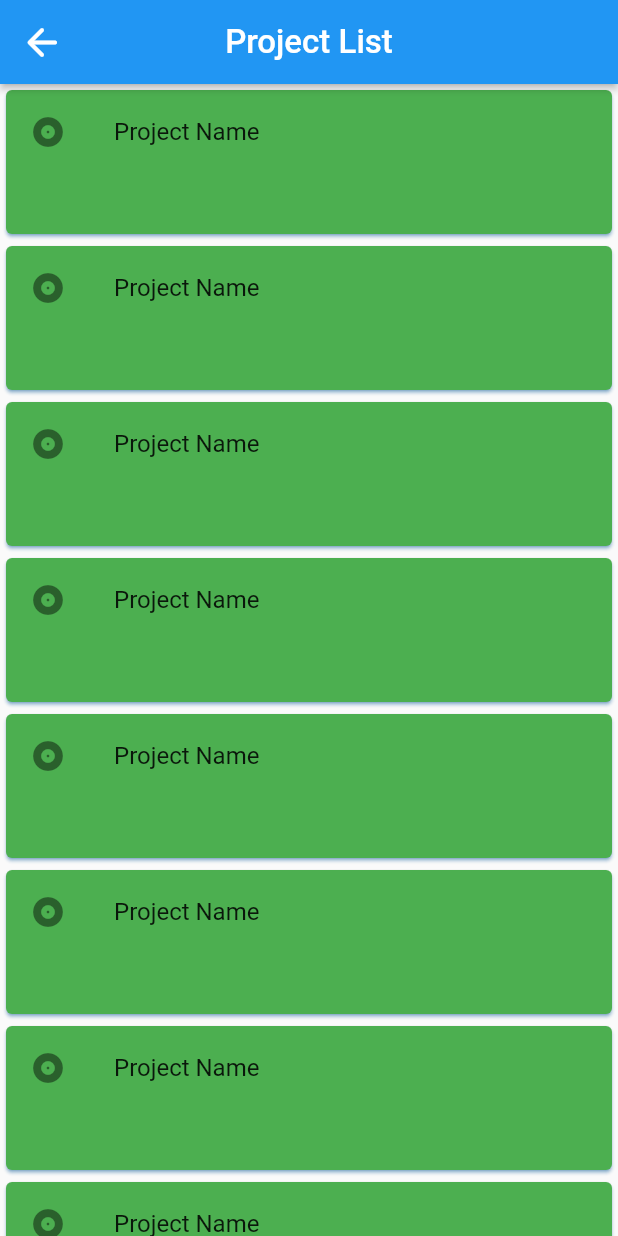
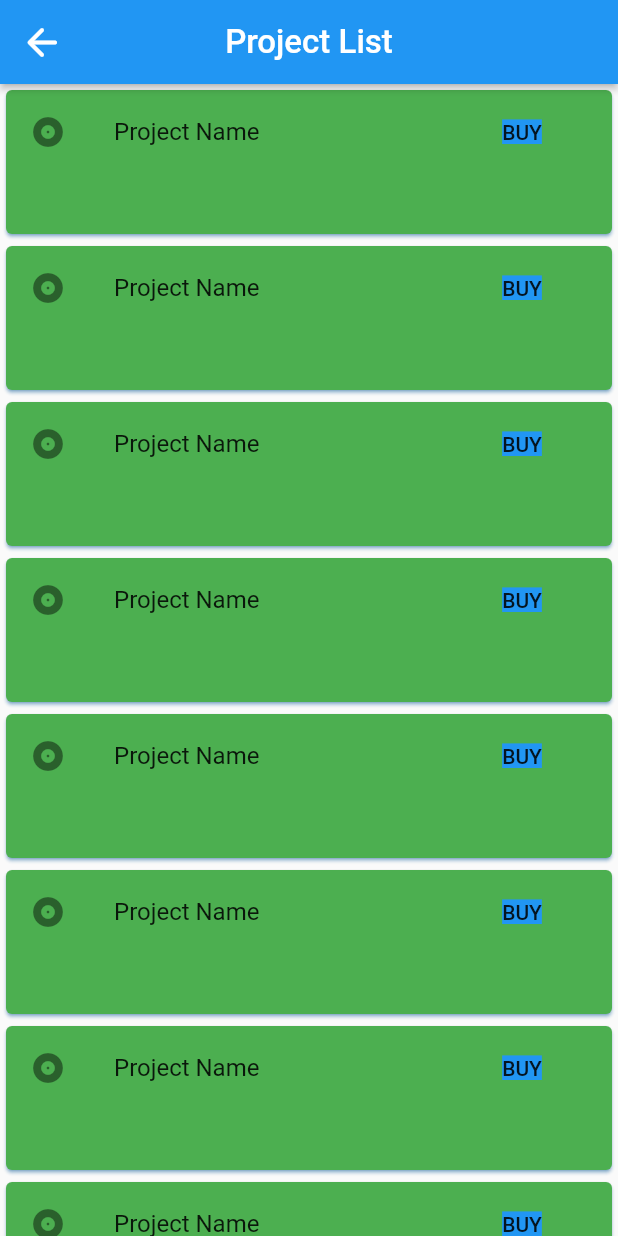
Before and after one commit to Kunalkadam179/sahaj_hackathon, a Flutter app: the CollegeList screen opened by its route, after a tap on "College Name", on a phone screen of 412 x 824 dp. Run offline on Flutter 3.47's test engine with Material 2 defaults, Android fonts, the phone set to English and light mode, and no system bars; our stand-ins replace flutter_rating_bar, get_storage, simple_animations, youtube_player_flutter; accounts and stored records are empty; Roboto replaces fonts that are missing (Poppins).

Commit message:
just few

```diff
--- a/lib/company/collegeList.dart
+++ b/lib/company/collegeList.dart
@@ -56,7 +56,7 @@ class _CollegeListState extends State<CollegeList> {
                         children: <Widget>[
                           ListTile(
                             onTap: (){
-                              Navigator.push(context, MaterialPageRoute(builder: (context) => ProjectList()));
+                              Navigator.push(context, MaterialPageRoute(builder: (context) => ProjectList(1)));
                             },
                             leading: Icon(Icons.album),
                             title: Text('College Name'),
--- a/lib/company/projectList.dart
+++ b/lib/company/projectList.dart
@@ -1,7 +1,10 @@
 import 'package:flutter/material.dart';
 
 class ProjectList extends StatefulWidget {
-  const ProjectList({Key? key}) : super(key: key);
+
+  int type=0;
+
+  ProjectList(this.type); //1==company  2==student
 
   static String id='projectList';
 
@@ -22,7 +25,7 @@ class _ProjectListState extends State<ProjectList> {
             size: 30,
           ),
           onPressed: () {
-            print('IconButton pressed ...');
+            Navigator.pop(context);
           },
         ),
         title: Text(
@@ -59,6 +62,7 @@ class _ProjectListState extends State<ProjectList> {
                           leading: Icon(Icons.album),
                           title: Text('Project Name'),
                           // subtitle: Text('Sorted according to status'),
+                          trailing: FlatButton(onPressed: (){}, child: Text(widget.type==1?'BUY':'APPLY',style: TextStyle(backgroundColor: Colors.blue),)),
                         ),
                         SizedBox(height: 40,)
                       ],
--- a/lib/main.dart
+++ b/lib/main.dart
@@ -25,7 +25,7 @@ class MyApp extends StatelessWidget {
   Widget build(BuildContext context) {
     return MaterialApp(
       debugShowCheckedModeBanner: false,
-      initialRoute: ProjectList.id,
+      initialRoute: StudentProfileWidget.id,
       routes: {
         CollegeProfile.id:(context)=>const CollegeProfile(),
         StudentProfileWidget.id:(context)=>const StudentProfileWidget(),
@@ -34,7 +34,7 @@ class MyApp extends StatelessWidget {
         NewProjectRequirements.id:(context)=>NewProjectRequirements(),
         CollegeList.id:(context)=>CollegeList(),
         CompanyProfile.id:(context)=>CompanyProfile(),
-        ProjectList.id:(context)=>ProjectList()
+        ProjectList.id:(context)=>ProjectList(1)
       },
     );
   }
--- a/lib/modals/student.dart
+++ b/lib/modals/student.dart
@@ -2,13 +2,12 @@ import 'package:sahaj_hackathon/modals/project.dart';
 
 class Student{
   String name;
-  String id;
   String clg;
   Map<String,int>skills;
   String socialId;
   List<Project>projects;
   bool status;
 
-  Student({required this.clg,required this.name, required this.id, required this.skills, required this.socialId, required this.projects,
+  Student({required this.clg,required this.name, required this.skills, required this.socialId, required this.projects,
       required this.status});
 }
--- a/lib/profiles/student_profile.dart
+++ b/lib/profiles/student_profile.dart
@@ -33,7 +33,7 @@ class _StudentProfileWidgetState extends State<StudentProfileWidget> {
             ListTile(
               title: const Text('List of projects under College'),
               onTap: () {
-                Navigator.push(context,MaterialPageRoute(builder: (context)=>ProjectList()));
+                Navigator.push(context,MaterialPageRoute(builder: (context)=>ProjectList(2)));
               },
             ),
           ],
```
